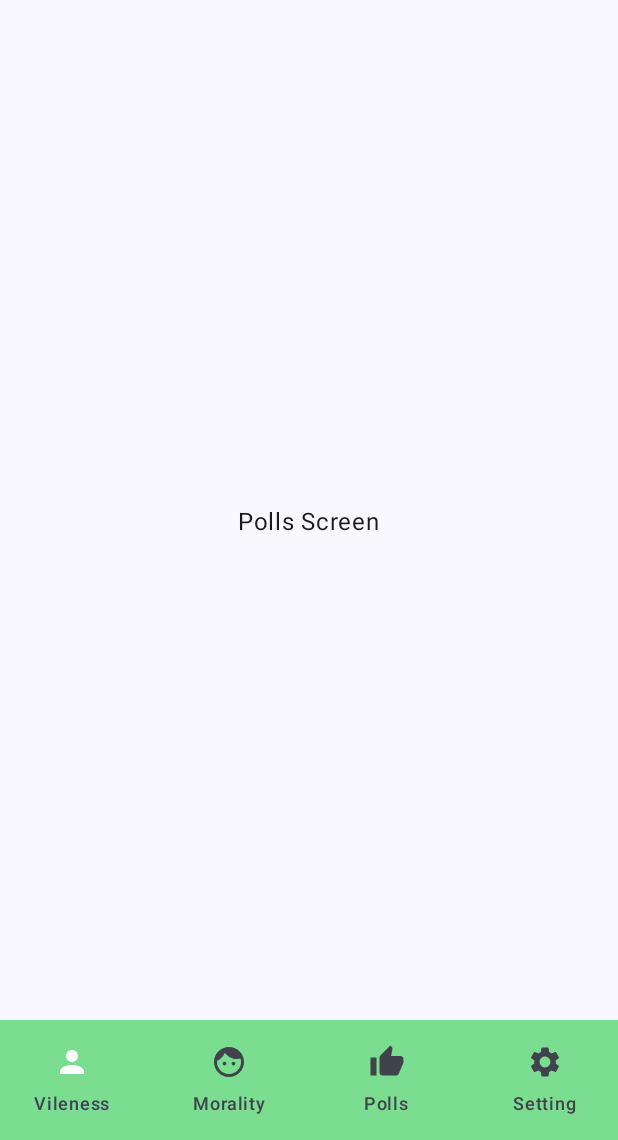
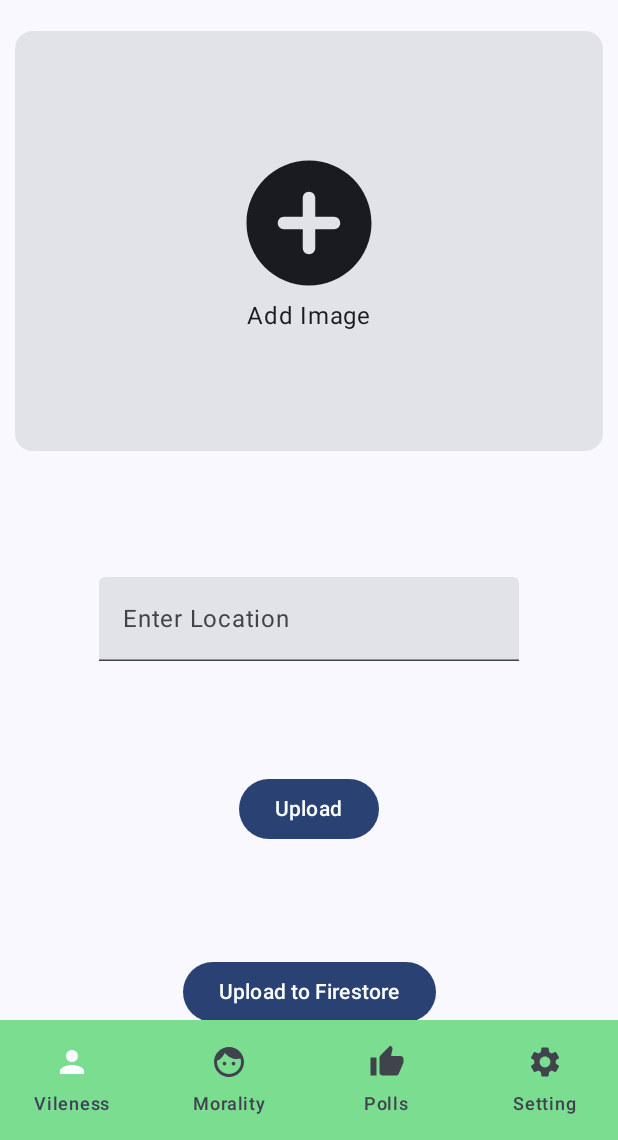
Before and after one commit to Niyush-04/cleanCity, an Android app built with Jetpack Compose: the PollsScreen screen opened through its navigation route, on a phone screen of 412 x 824 dp, the part 96-1236 px from its top. Run offline under Robolectric (Android 15) with nearby library versions, the light colour scheme and no system bars; our stand-ins replace Firebase (no records; nobody signed in at launch, a user with empty details on screens opened directly).

Commit message:
firebase setup

```diff
--- a/app/src/main/java/itm/pbl/cleancity/presentation/PollsScreen.kt
+++ b/app/src/main/java/itm/pbl/cleancity/presentation/PollsScreen.kt
@@ -1,20 +1,141 @@
 package itm.pbl.cleancity.presentation
 
+import android.net.Uri
+import android.widget.Toast
+import androidx.activity.compose.rememberLauncherForActivityResult
+import androidx.activity.result.contract.ActivityResultContracts
+import androidx.compose.foundation.Image
+import androidx.compose.foundation.clickable
 import androidx.compose.foundation.layout.Arrangement
 import androidx.compose.foundation.layout.Column
 import androidx.compose.foundation.layout.fillMaxSize
+import androidx.compose.foundation.layout.fillMaxWidth
+import androidx.compose.foundation.layout.height
+import androidx.compose.foundation.layout.padding
+import androidx.compose.foundation.layout.size
+import androidx.compose.material.icons.Icons
+import androidx.compose.material.icons.rounded.AddCircle
+import androidx.compose.material3.Button
+import androidx.compose.material3.Card
+import androidx.compose.material3.Icon
 import androidx.compose.material3.Text
+import androidx.compose.material3.TextField
 import androidx.compose.runtime.Composable
+import androidx.compose.runtime.getValue
+import androidx.compose.runtime.mutableStateOf
+import androidx.compose.runtime.remember
+import androidx.compose.runtime.setValue
 import androidx.compose.ui.Alignment
 import androidx.compose.ui.Modifier
+import androidx.compose.ui.layout.ContentScale
+import androidx.compose.ui.platform.LocalContext
+import androidx.compose.ui.unit.dp
+import coil.compose.rememberAsyncImagePainter
+import com.google.firebase.Firebase
+import com.google.firebase.firestore.firestore
+import com.google.firebase.storage.FirebaseStorage
 
 @Composable
 fun PollsScreen() {
+
+    val context = LocalContext.current
+
+    val storageref = FirebaseStorage.getInstance()
+    var imageUri by remember { mutableStateOf<Uri?>(null) }
+
+    var imageUrl by remember { mutableStateOf("") }
+
+    val galleryImage = rememberLauncherForActivityResult(
+        contract = ActivityResultContracts.GetContent(),
+        onResult = { uri ->
+            uri?.let { imageUri =it }
+        }
+    )
+    var location by remember { mutableStateOf("") }
+
+
+
+
+    val db = Firebase.firestore
+
+    val userMap = hashMapOf(
+        "imageSrc" to imageUrl,
+        "location" to location
+    )
+    var flag by remember { mutableStateOf(false) }
+
     Column(modifier = Modifier.fillMaxSize(),
         horizontalAlignment = Alignment.CenterHorizontally,
-        verticalArrangement = Arrangement.Center
+        verticalArrangement = Arrangement.SpaceEvenly
     ) {
-        Text(text = "Polls Screen")
+
+        Card(modifier = Modifier
+            .fillMaxWidth()
+            .height(300.dp)
+            .padding(10.dp)
+            .clickable {
+                galleryImage.launch("image/*")
+                flag = true
+            },
+            ) {
+
+            if(!flag) {
+                Column(
+                    modifier = Modifier.fillMaxSize(),
+                    verticalArrangement = Arrangement.Center,
+                    horizontalAlignment = Alignment.CenterHorizontally
+                ){
+                    Icon(
+                        modifier = Modifier.size(100.dp, 100.dp),
+                        imageVector = Icons.Rounded.AddCircle, contentDescription = null,
+                    )
+                    Text(text = "Add Image")
+
+                }
+            }
+
+
+            if (flag)
+            {
+                Image(
+                    modifier = Modifier.fillMaxSize(),
+                    painter = rememberAsyncImagePainter(model = imageUri),
+                    contentScale = ContentScale.Crop,
+                    contentDescription = null
+                )
+            }
+
+        }
+        TextField(
+            value = location, onValueChange = { location = it },
+            placeholder = { Text(text = "Enter Location")}
+        )
+
+        Button(onClick = {
+            imageUri?.let {
+                storageref.getReference("images").child(System.currentTimeMillis().toString())
+                    .putFile(it)
+                    .addOnSuccessListener { task ->
+                        task.metadata!!.reference!!.downloadUrl
+                            .addOnSuccessListener {
+                                imageUrl = it.toString()
+                                Toast.makeText(context,"Image Uploaded Successfully!!",Toast.LENGTH_SHORT).show()
+                            }
+                    }
+            }
+        }) {
+            Text(text = "Upload")
+        }
+
+        Button(onClick = {
+            db.collection("vileness").document().set(userMap)
+                .addOnSuccessListener {
+                    Toast.makeText(context,"Data Updated!!",Toast.LENGTH_SHORT).show()
+                }
+        }) {
+            Text(text = "Upload to Firestore")
+
+        }
     }
 
 }
--- a/app/src/main/java/itm/pbl/cleancity/presentation/VilenessScreen.kt
+++ b/app/src/main/java/itm/pbl/cleancity/presentation/VilenessScreen.kt
@@ -2,96 +2,107 @@ package itm.pbl.cleancity.presentation
 
 import android.annotation.SuppressLint
 import androidx.compose.foundation.Image
-import androidx.compose.foundation.layout.Arrangement
-import androidx.compose.foundation.layout.Box
+import androidx.compose.foundation.background
 import androidx.compose.foundation.layout.Column
 import androidx.compose.foundation.layout.fillMaxSize
 import androidx.compose.foundation.layout.fillMaxWidth
+import androidx.compose.foundation.layout.height
 import androidx.compose.foundation.layout.padding
-import androidx.compose.foundation.layout.size
-import androidx.compose.foundation.lazy.LazyColumn
-import androidx.compose.foundation.lazy.items
-import androidx.compose.foundation.shape.CornerSize
+import androidx.compose.foundation.rememberScrollState
 import androidx.compose.foundation.shape.RoundedCornerShape
-import androidx.compose.material.icons.Icons
-import androidx.compose.material.icons.filled.Menu
-import androidx.compose.material.icons.filled.Notifications
+import androidx.compose.foundation.verticalScroll
 import androidx.compose.material3.Card
-import androidx.compose.material3.CardDefaults
-import androidx.compose.material3.ExperimentalMaterial3Api
-import androidx.compose.material3.Icon
-import androidx.compose.material3.IconButton
-import androidx.compose.material3.Scaffold
 import androidx.compose.material3.Surface
-import androidx.compose.material3.Switch
 import androidx.compose.material3.Text
-import androidx.compose.material3.TopAppBar
-import androidx.compose.material3.TopAppBarDefaults
-import androidx.compose.material3.minimumInteractiveComponentSize
 import androidx.compose.runtime.Composable
+import androidx.compose.runtime.LaunchedEffect
+import androidx.compose.runtime.getValue
 import androidx.compose.runtime.mutableStateOf
 import androidx.compose.runtime.remember
-import androidx.compose.ui.Alignment
+import androidx.compose.runtime.setValue
 import androidx.compose.ui.Modifier
 import androidx.compose.ui.draw.clip
 import androidx.compose.ui.graphics.Color
-import androidx.compose.ui.res.painterResource
-import androidx.compose.ui.tooling.preview.Preview
+import androidx.compose.ui.layout.ContentScale
 import androidx.compose.ui.unit.dp
-import androidx.lifecycle.viewmodel.compose.viewModel
 import coil.compose.rememberAsyncImagePainter
-import coil.size.Size
-import itm.pbl.cleancity.presentation.HeroStorage
-import itm.pbl.cleancity.R
-import itm.pbl.cleancity.ui.theme.CardViewColor
-import itm.pbl.cleancity.ui.theme.GreenLightWala
+import com.google.firebase.Firebase
+import com.google.firebase.firestore.FirebaseFirestore
+import com.google.firebase.firestore.firestore
 import itm.pbl.cleancity.ui.theme.backgroundColormain
+import kotlinx.coroutines.Dispatchers
+import kotlinx.coroutines.GlobalScope
+import kotlinx.coroutines.launch
+import kotlinx.coroutines.tasks.await
 
 @Composable
 fun VilenessScreen() {
     Surface (
-        modifier = Modifier.padding(top = 60.dp),
+        modifier = Modifier.padding(top = 60.dp, bottom = 50.dp),
         color = backgroundColormain
     ){
-        ListHeroImages(users = dummyData())
+        MyCards()
+    }
+}
+
+
+
+@SuppressLint("CoroutineCreationDuringComposition")
+@Composable
+fun MyCards () {
+    val documentKeysState = remember { mutableStateOf<List<String>>(emptyList()) }
+
+    GlobalScope.launch(Dispatchers.IO) {
+        val db = FirebaseFirestore.getInstance()
+        val collection = db.collection("vileness")
+        val querySnapshot = collection.get().await()
+
+        val documentKeys = querySnapshot.documents.map { it.id }
+        documentKeysState.value = documentKeys
+    }
+
+    Column(modifier = Modifier
+        .fillMaxSize()
+        .padding(16.dp)
+        .verticalScroll(state = rememberScrollState())) {
+        documentKeysState.value.forEach { key ->
+            Posts(key = key)
+        }
     }
 }
 
 @Composable
-fun HeroSectionCard (data: HeroStorage) {
-    Card (
-        modifier = Modifier
-            .padding(horizontal = 8.dp, vertical = 8.dp)
-            .fillMaxWidth()
-            .padding(horizontal = 4.dp, vertical = 4.dp),
-        colors = CardDefaults.cardColors(
-            containerColor = CardViewColor
-        ),
-        shape = RoundedCornerShape(CornerSize((4.dp))),
-        elevation = CardDefaults.cardElevation(2.dp)
+fun Posts(key: String) {
+    val db = Firebase.firestore
+    val ref = db.collection("vileness").document(key)
+
+    var location by remember { mutableStateOf("") }
+    var imageUrl by remember { mutableStateOf("") }
+
+    LaunchedEffect(key) {
+        ref.get().addOnSuccessListener { document ->
+            if (document != null) {
+                location = document.data?.get("location").toString()
+                imageUrl = document.data?.get("imageSrc").toString()
+            }
+        }
+    }
+
+    Card(
+        modifier = Modifier.fillMaxWidth().background(Color.Transparent).padding(bottom = 16.dp)
 
     ) {
-        Column (modifier = Modifier.padding(5.dp)){
-            Image(painter = painterResource(R.drawable.heroimage), contentDescription = "null" ,
-                modifier = Modifier
-                    .fillMaxWidth()
-                    .size(250.dp)
-                    .align(Alignment.CenterHorizontally)
-                    .clip(RoundedCornerShape(CornerSize(1.dp))),
+        Image(
+            modifier = Modifier
+                .height(250.dp)
+                .fillMaxWidth()
+                .padding(20.dp)
+                .clip(RoundedCornerShape(10.dp)),
+            painter = rememberAsyncImagePainter(model = imageUrl),
+            contentDescription = null,
+            contentScale = ContentScale.Crop
+        )
 
-                )
-            Text(text = data.discription , modifier = Modifier.padding(horizontal = 35.dp))
-            Text(text = data.location, Modifier.padding(horizontal = 35.dp))
-        }
+        Text(text = location, modifier = Modifier.padding(start = 10.dp))
     }
 }
-
-
-@Composable
-fun ListHeroImages (users: List<itm.pbl.cleancity.presentation.HeroStorage>) {
-    LazyColumn {
-        items(users){user ->
-            HeroSectionCard(user)
-        }
-    }
-}
--- a/build.gradle.kts
+++ b/build.gradle.kts
@@ -1,12 +1,12 @@
 buildscript {
-    dependencies {
+    dependencies{
         classpath(libs.google.services)
+        classpath(libs.hilt.android.gradle.plugin)
     }
 }
 // Top-level build file where you can add configuration options common to all sub-projects/modules.
 plugins {
     alias(libs.plugins.androidApplication) apply false
     alias(libs.plugins.jetbrainsKotlinAndroid) apply false
-    id("com.google.gms.google-services") version "4.4.1" apply false
-    id("com.google.dagger.hilt.android") version "2.44" apply false
+    id("com.android.library") version "7.2.0" apply false
 }
```
Also changed, not shown: app/build.gradle.kts (+37 -8 lines), app/src/main/java/itm/pbl/cleancity/MainActivity.kt (+0 -11 lines), gradle/libs.versions.toml (+22 -4 lines), 1 other file.
